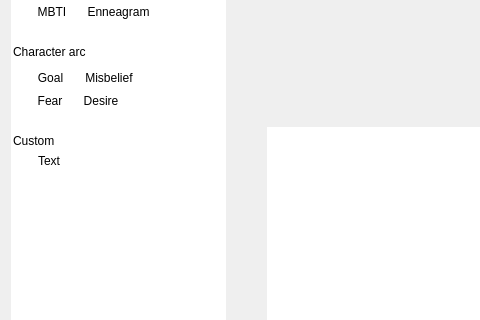
First picture: the form in ui/character_profile_editor_dialog.ui, repository zkovari/plotlyst, before the edit; both pictures show x 0 to 480 and y 191 to 511 of the 995 by 629 pixel window.
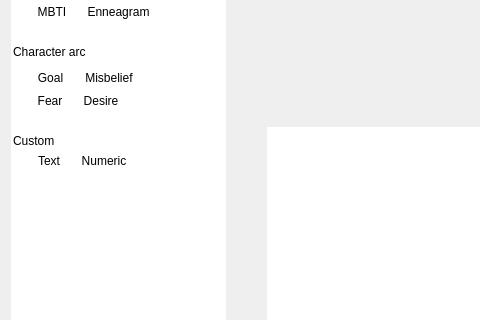
Second picture: the form after the edit.

Commit message: Add custom number field

```diff
--- a/ui/character_profile_editor_dialog.ui
+++ b/ui/character_profile_editor_dialog.ui
@@ -574,6 +574,25 @@
             </property>
            </widget>
           </item>
+          <item>
+           <widget class="QToolButton" name="btnCustomNumber">
+            <property name="cursor">
+             <cursorShape>OpenHandCursor</cursorShape>
+            </property>
+            <property name="text">
+             <string>Numeric</string>
+            </property>
+            <property name="iconSize">
+             <size>
+              <width>24</width>
+              <height>24</height>
+             </size>
+            </property>
+            <property name="toolButtonStyle">
+             <enum>Qt::ToolButtonTextUnderIcon</enum>
+            </property>
+           </widget>
+          </item>
           <item>
            <spacer name="horizontalSpacer_21">
             <property name="orientation">
```
The commit also changes 2 other files.
